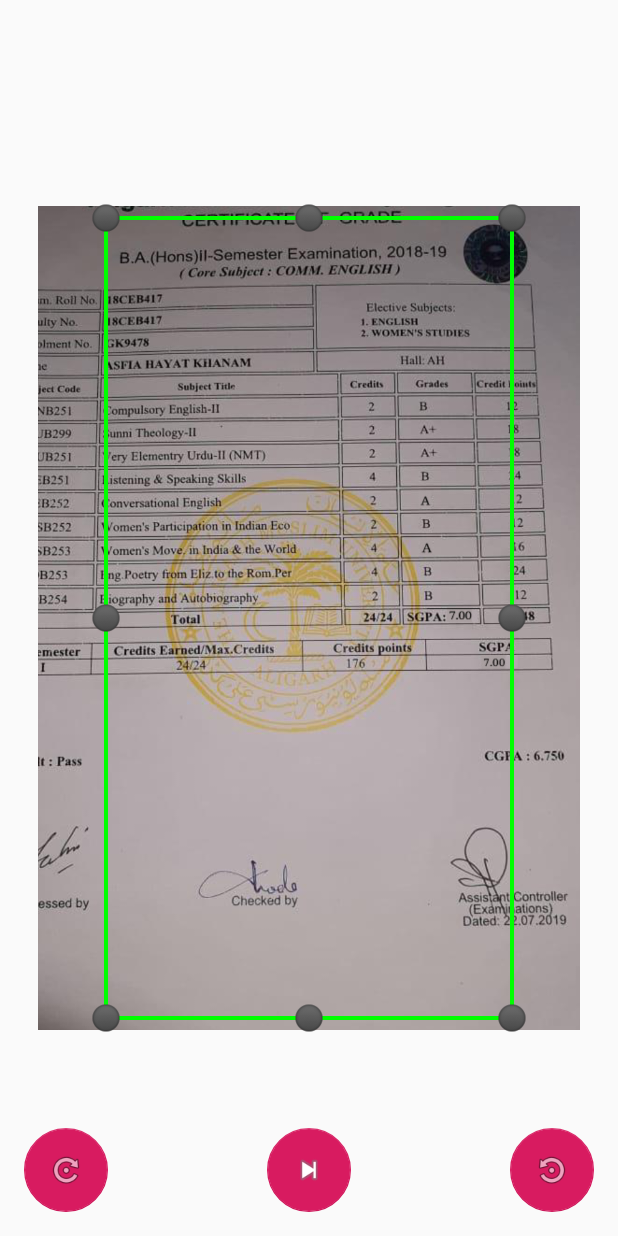
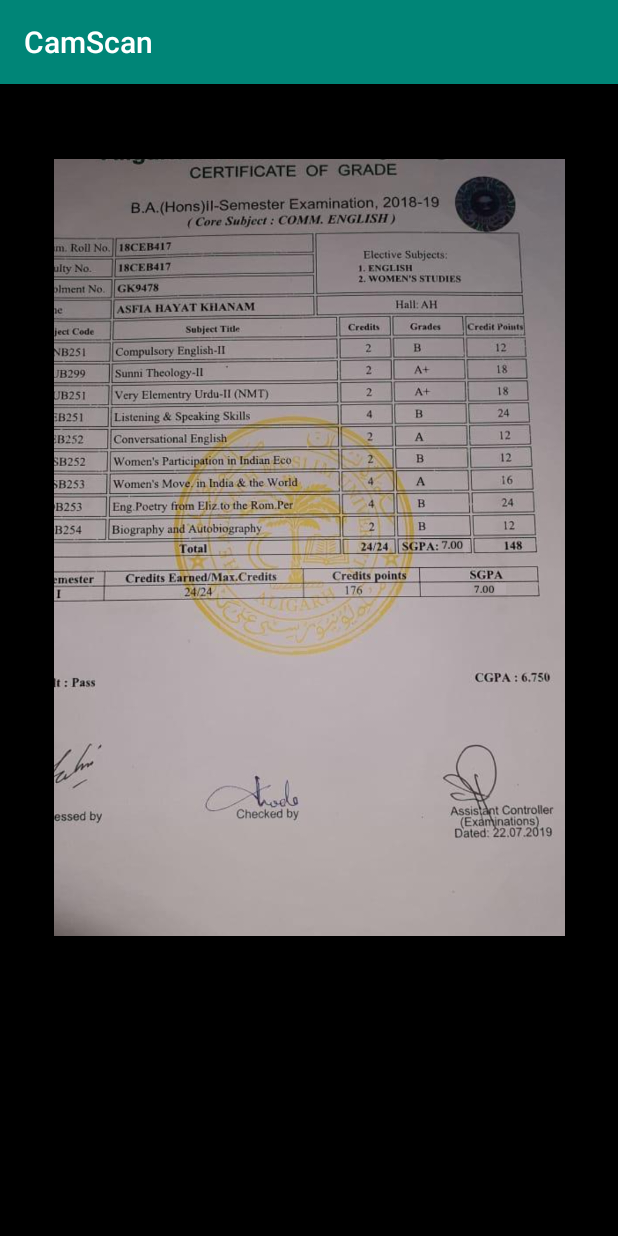
Before and after one commit to ravil1234/CamScan, an Android app: the screen it shows after launch (BoxActivity before the commit, FilterActivity after it), after a tap on an icon or button, on a phone screen of 412 x 824 dp. Run offline under Robolectric (Android 15) with nearby library versions, the phone set to English and light mode, and no system bars; libraries missing offline, so code that uses them is left out: androidx.renderscript; 17 statements that could not run were skipped.

Commit message:
renderscript added

```diff
--- a/app/build.gradle
+++ b/app/build.gradle
@@ -9,6 +9,10 @@ android {
         versionCode 1
         versionName "1.0"
         testInstrumentationRunner "androidx.test.runner.AndroidJUnitRunner"
+
+        renderscriptTargetApi 18
+        renderscriptSupportModeEnabled true
+
     }
     compileOptions {
         sourceCompatibility JavaVersion.VERSION_1_8
--- /dev/null
+++ b/app/src/main/java/RenderScriptJava/FlatCorrection.java
@@ -0,0 +1,112 @@
+package RenderScriptJava;
+
+import android.content.Context;
+import android.graphics.Bitmap;
+import android.graphics.BitmapFactory;
+import android.graphics.Color;
+import android.util.Log;
+
+import androidx.renderscript.Allocation;
+import androidx.renderscript.Element;
+import androidx.renderscript.RenderScript;
+import androidx.renderscript.Script;
+import androidx.renderscript.ScriptIntrinsicBlur;
+
+import com.example.camscan.ScriptC_FlatCorrection;
+
+import static androidx.constraintlayout.widget.Constraints.TAG;
+
+public class FlatCorrection {
+
+    RenderScript rs;
+    private static final float BLUR_RADIUS=25f;
+    //private static final float BITMAP_SCALE=0.4f;
+    public FlatCorrection(Context context){
+        rs=RenderScript.create(context);
+
+    }
+
+    public static float[] getAverageColorRGB(Bitmap bitmap) {
+        final int width = bitmap.getWidth();
+        final int height = bitmap.getHeight();
+        int size = width * height;
+        int pixelColor;
+        float r, g, b;
+        r = g = b = 0f;
+        for (int x = 0; x < width; ++x) {
+            for (int y = 0; y < height; ++y) {
+                pixelColor = bitmap.getPixel(x, y);
+                if (pixelColor == 0) {
+                    size--;
+                    continue;
+                }
+                r += Color.red(pixelColor);
+                g += Color.green(pixelColor);
+                b += Color.blue(pixelColor);
+            }
+        }
+        r /= size;
+        g /= size;
+        b /= size;
+        return new float[] {
+                r, g, b
+        };
+    }
+
+    public Bitmap flatCorr(Bitmap image){
+        //Blurring
+  //      int width=image.getWidth();
+//        int height=image.getHeight();
+
+        Bitmap output=Bitmap.createScaledBitmap(image,(int)(image.getWidth()*0.3),(int)(image.getHeight()*0.3),false);
+        Bitmap input=Bitmap.createBitmap(output);
+        ScriptIntrinsicBlur script=ScriptIntrinsicBlur.create(rs, Element.U8_4(rs));
+
+        Allocation tmpIn=Allocation.createFromBitmap(rs,input);
+        Allocation tmpOut=Allocation.createFromBitmap(rs,output);
+
+        script.setRadius(BLUR_RADIUS);
+        script.setInput(tmpIn);
+        script.forEach(tmpOut);
+
+        tmpOut.copyTo(output);
+
+        Bitmap output2=Bitmap.createScaledBitmap(output,image.getWidth(),image.getHeight(),false);
+
+
+        float[] mean=getAverageColorRGB(output);
+
+      //  Log.e(TAG, "flatCorr: "+mean[0]+" "+mean[1]+" "+mean[2] );
+        //output is blurred mean is calculated
+
+    //    return correction(image,output2,mean);
+
+        ScriptC_FlatCorrection script2=new ScriptC_FlatCorrection(rs);
+        Bitmap corrected=Bitmap.createBitmap(image);
+
+        tmpIn=Allocation.createFromBitmap(rs,output2);
+    //        Allocation tmp2In=Allocation.createFromBitmap(rs,output);
+        tmpOut=Allocation.createFromBitmap(rs,image);
+
+        script2.invoke_setMean(mean[0],mean[1],mean[2]);
+        script2.forEach_applyFilter(tmpIn,tmpOut);
+
+
+        tmpOut.copyTo(corrected);
+        script.destroy();
+        script2.destroy();
+
+        return corrected;
+
+       // return output2;
+
+
+    }
+
+    public void clear(){
+        rs.destroy();
+
+
+    }
+
+}
--- a/app/src/main/java/com/example/camscan/Activities/BoxActivity.java
+++ b/app/src/main/java/com/example/camscan/Activities/BoxActivity.java
@@ -2,6 +2,9 @@ package com.example.camscan.Activities;
 
 import androidx.appcompat.app.AppCompatActivity;
 
+import android.content.Context;
+import android.content.ContextWrapper;
+import android.content.Intent;
 import android.graphics.Bitmap;
 import android.graphics.BitmapFactory;
 import android.graphics.Canvas;
@@ -18,6 +21,11 @@ import android.widget.Toast;
 import com.example.camscan.R;
 import com.google.android.material.floatingactionbutton.FloatingActionButton;
 
+import java.io.ByteArrayOutputStream;
+import java.io.File;
+import java.io.FileNotFoundException;
+import java.io.FileOutputStream;
+import java.io.IOException;
 import java.util.ArrayList;
 
 public class BoxActivity extends AppCompatActivity {
@@ -88,10 +96,56 @@ public class BoxActivity extends AppCompatActivity {
                         if(trns.sameAs(emptyBitmap)){
                             Toast.makeText(BoxActivity.this, "Can't Crop", Toast.LENGTH_SHORT).show();
                         }else{
+                            //save in storage
+                            String[] path=saveBitmap(trns);
+                            Intent intent=new Intent(BoxActivity.this,FilterActivity.class);
+                            intent.putExtra("path",path[1]);
+                            intent.putExtra("name",path[0]);
+                            Log.e(TAG, "onClick: "+path[1] );
+                            startActivity(intent);
 
+                            /*
                             imageView.setScaleType(ImageView.ScaleType.CENTER_INSIDE);
                             imageView.setImageBitmap(trns);
 
+
+                            //move to new activity
+                            ByteArrayOutputStream bStream=new ByteArrayOutputStream();
+
+                            new Thread(new Runnable() {
+                                @Override
+                                public void run() {
+                                    try {
+                                        trns.compress(Bitmap.CompressFormat.JPEG, 100, bStream);
+                                        Log.e(TAG, "run: "+ bStream.size() );
+                                    }catch (OutOfMemoryError e){
+                                        trns.compress(Bitmap.CompressFormat.JPEG, 50, bStream);
+                                        Log.e(TAG, "run: 2"+ bStream.size() );
+                                    }
+                                    byte[] barray=bStream.toByteArray();
+
+
+                                    if(barray.length>0){
+                                        Log.e(TAG, "run: "+"Here" );
+                                        Bitmap comp=BitmapFactory.decodeByteArray(barray,0,barray.length);
+
+                                        Intent intent=new Intent(BoxActivity.this,FilterActivity.class);
+
+                                        intent.putExtra("cropped",comp);
+                                        startActivity(intent);
+
+
+                                       runOnUiThread(new Runnable() {
+                                           @Override
+                                           public void run() {
+
+                                           }
+                                       });
+                                    }
+                                }
+                            }).start();
+
+                            */
                         }
 
 
@@ -102,6 +156,33 @@ public class BoxActivity extends AppCompatActivity {
 
             }
         });
+
+    }
+
+    private String[] saveBitmap(Bitmap trns) {
+
+        ContextWrapper cw=new ContextWrapper(BoxActivity.this.getApplicationContext());
+
+        File dir=cw.getDir(".temp", Context.MODE_PRIVATE);
+        String name=System.currentTimeMillis()+".jpg";
+        File path=new File(dir,name);
+
+        FileOutputStream fos=null;
+        try{
+            fos=new FileOutputStream(path);
+            trns.compress(Bitmap.CompressFormat.JPEG,100,fos);
+
+        } catch (FileNotFoundException e) {
+            e.printStackTrace();
+        }finally {
+            try{
+                fos.close();
+            } catch (IOException e) {
+                e.printStackTrace();
+            }
+        }
+        return new String[]{name,dir.getAbsolutePath()};
+      //  return dir.getAbsolutePath();
 
     }
 
--- /dev/null
+++ b/app/src/main/java/com/example/camscan/Activities/FilterActivity.java
@@ -0,0 +1,107 @@
+package com.example.camscan.Activities;
+
+import androidx.appcompat.app.AppCompatActivity;
+import androidx.renderscript.RenderScript;
+
+import android.graphics.Bitmap;
+import android.graphics.BitmapFactory;
+import android.os.Bundle;
+
+import android.renderscript.ScriptC;
+import android.util.Log;
+import android.widget.ImageView;
+import android.widget.Toast;
+
+import com.example.camscan.R;
+import com.example.camscan.ScriptC_filter1;
+
+import java.io.File;
+import java.io.FileInputStream;
+import java.io.FileNotFoundException;
+
+import RenderScriptJava.Filter1;
+import RenderScriptJava.FlatCorrection;
+
+public class FilterActivity extends AppCompatActivity {
+
+    private static final String TAG = "Filter Activity";
+    Bitmap cropped;
+    ImageView image;
+
+    @Override
+    protected void onCreate(Bundle savedInstanceState) {
+        super.onCreate(savedInstanceState);
+        setContentView(R.layout.activity_filter);
+
+        String path=getIntent().getStringExtra("path");
+        String name=getIntent().getStringExtra("name");
+        cropped=getImageFromStorage(path,name);
+        initializeViews();
+
+        if(cropped!=null){
+            image.setImageBitmap(cropped);
+
+
+            //using renderscript
+        //    applyRenderScript();
+            applyBlur();
+
+        }
+
+
+
+
+
+    }
+
+    private void applyBlur() {
+
+        new Thread(new Runnable() {
+            @Override
+            public void run() {
+                FlatCorrection fc=new FlatCorrection(FilterActivity.this);
+                Bitmap blur=fc.flatCorr(cropped);
+                runOnUiThread(new Runnable() {
+                    @Override
+                    public void run() {
+                        image.setImageBitmap(blur);
+                    }
+                });
+                fc.clear();
+            }
+        }).start();
+
+    }
+
+    private void applyRenderScript() {
+        Filter1 f1=new Filter1(this);
+        Bitmap filtered=f1.filter(100,cropped);
+
+        image.setImageBitmap(filtered);
+
+        f1.cleanUp();
+    }
+
+    private Bitmap getImageFromStorage(String path,String name) {
+
+        try{
+            File f=new File(path,name);
+            Bitmap res=BitmapFactory.decodeStream(new FileInputStream(f));
+            //now delete file
+            if(f.exists()){
+                if(f.delete()){
+           //         Toast.makeText(this,"Deleted",Toast.LENGTH_SHORT).show();
+                }
+            }
+
+            return res;
+        } catch (FileNotFoundException e) {
+            e.printStackTrace();
+            return null;
+        }
+    }
+
+    private void initializeViews() {
+        image=findViewById(R.id.filter_img_view);
+    }
+}
--- /dev/null
+++ b/app/src/main/res/layout/activity_filter.xml
@@ -0,0 +1,29 @@
+<?xml version="1.0" encoding="utf-8"?>
+<FrameLayout xmlns:android="http://schemas.android.com/apk/res/android"
+    xmlns:app="http://schemas.android.com/apk/res-auto"
+    xmlns:tools="http://schemas.android.com/tools"
+    android:layout_width="match_parent"
+    android:layout_height="match_parent"
+    tools:context=".Activities.FilterActivity"
+    android:background="#000"
+    >
+
+    <ImageView
+        android:id="@+id/filter_img_view"
+        android:layout_width="match_parent"
+        android:layout_height="match_parent"
+        android:scaleType="centerInside"
+        android:layout_marginStart="25sp"
+        android:layout_marginEnd="25sp"
+        android:layout_marginBottom="200dp"
+        android:layout_marginTop="50sp"
+        />
+    <androidx.recyclerview.widget.RecyclerView
+        android:layout_width="match_parent"
+        android:layout_height="wrap_content"
+        android:layout_gravity="bottom"
+        android:scrollbars="horizontal"
+        tools:listitem="@layout/filter_rview_items"
+
+        />
+</FrameLayout>
```
Also changed, not shown: app/src/main/AndroidManifest.xml (+6 -5 lines), app/src/main/java/RenderScriptJava/Filter1.java (added, +45 -0 lines), app/src/main/java/com/example/camscan/Activities/Filter_Items_RecyclerAdapter.java (added, +25 -0 lines), app/src/main/res/layout/filter_rview_items.xml (added, +28 -0 lines), 2 other files.
